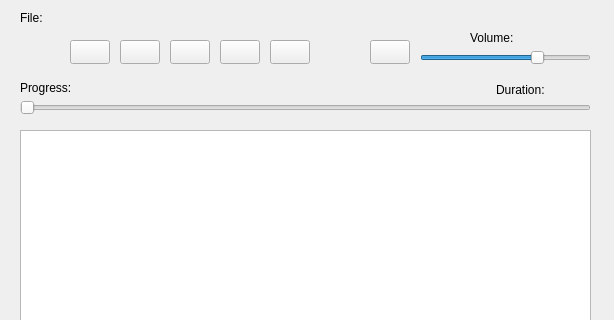
This is Qt/MediaPlayerPD_321/MainWindow.ui in okovtun/PD_321_Win as Qt 5 draws it before an edit; both pictures show x 0 to 614 and y 0 to 320 of the 614 by 472 pixel window. The edited form follows.
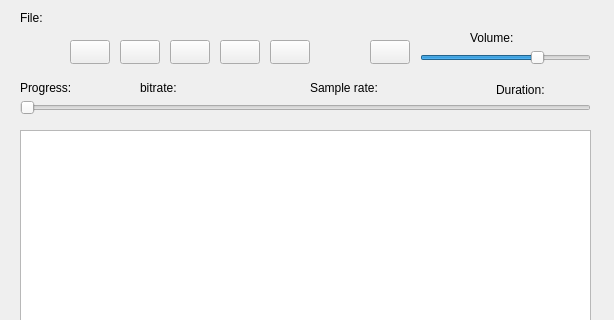
This is the edited form. Icons and pictures are not drawn.

Commit message: Bitrate work not correct

Diff of the .ui file:
```diff
--- a/Qt/MediaPlayerPD_321/MainWindow.ui
+++ b/Qt/MediaPlayerPD_321/MainWindow.ui
@@ -229,6 +229,32 @@
      <string>Shuffle</string>
     </property>
    </widget>
+   <widget class="QLabel" name="labelBitrate">
+    <property name="geometry">
+     <rect>
+      <x>140</x>
+      <y>80</y>
+      <width>121</width>
+      <height>16</height>
+     </rect>
+    </property>
+    <property name="text">
+     <string>bitrate:</string>
+    </property>
+   </widget>
+   <widget class="QLabel" name="labelSampleRate">
+    <property name="geometry">
+     <rect>
+      <x>310</x>
+      <y>80</y>
+      <width>151</width>
+      <height>16</height>
+     </rect>
+    </property>
+    <property name="text">
+     <string>Sample rate:</string>
+    </property>
+   </widget>
   </widget>
   <widget class="QMenuBar" name="menubar">
    <property name="geometry">
```
The commit also changes 3 other files.
